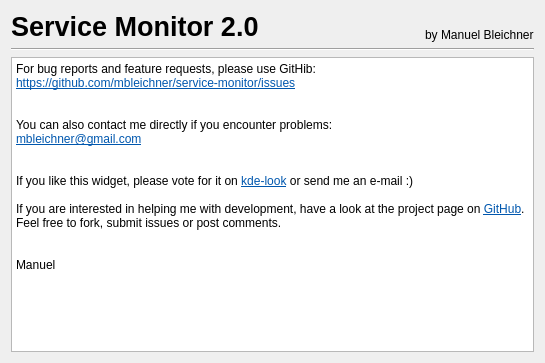
The window that contents/code/dialogs/About.ui (mbleichner/service-monitor) describes before a commit, drawn with Qt 5.
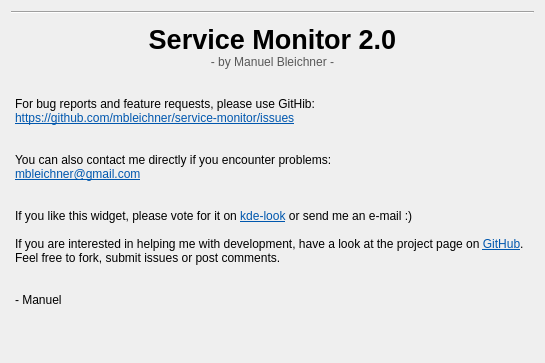
The same window after the commit.

Commit message: copy existing services into custom services list

The edit to the form file:
```diff
--- a/contents/code/dialogs/About.ui
+++ b/contents/code/dialogs/About.ui
@@ -14,47 +14,6 @@
    <string>Dialog</string>
   </property>
   <layout class="QVBoxLayout" name="verticalLayout">
-   <item>
-    <layout class="QHBoxLayout" name="horizontalLayout">
-     <item>
-      <widget class="QLabel" name="label">
-       <property name="font">
-        <font>
-         <pointsize>20</pointsize>
-         <weight>75</weight>
-         <bold>true</bold>
-        </font>
-       </property>
-       <property name="text">
-        <string>Service Monitor 2.0</string>
-       </property>
-      </widget>
-     </item>
-     <item>
-      <spacer name="horizontalSpacer">
-       <property name="orientation">
-        <enum>Qt::Horizontal</enum>
-       </property>
-       <property name="sizeHint" stdset="0">
-        <size>
-         <width>40</width>
-         <height>20</height>
-        </size>
-       </property>
-      </spacer>
-     </item>
-     <item>
-      <widget class="QLabel" name="label_2">
-       <property name="text">
-        <string>by Manuel Bleichner</string>
-       </property>
-       <property name="alignment">
-        <set>Qt::AlignBottom|Qt::AlignLeading|Qt::AlignLeft</set>
-       </property>
-      </widget>
-     </item>
-    </layout>
-   </item>
    <item>
     <widget class="Line" name="line">
      <property name="orientation">
@@ -64,11 +23,24 @@
    </item>
    <item>
     <widget class="QTextBrowser" name="textBrowser">
+     <property name="styleSheet">
+      <string notr="true">background: transparent;</string>
+     </property>
+     <property name="frameShape">
+      <enum>QFrame::NoFrame</enum>
+     </property>
+     <property name="frameShadow">
+      <enum>QFrame::Plain</enum>
+     </property>
      <property name="html">
       <string>&lt;!DOCTYPE HTML PUBLIC &quot;-//W3C//DTD HTML 4.0//EN&quot; &quot;http://www.w3.org/TR/REC-html40/strict.dtd&quot;&gt;
 &lt;html&gt;&lt;head&gt;&lt;meta name=&quot;qrichtext&quot; content=&quot;1&quot; /&gt;&lt;style type=&quot;text/css&quot;&gt;
 p, li { white-space: pre-wrap; }
 &lt;/style&gt;&lt;/head&gt;&lt;body style=&quot; font-family:'DejaVu Sans'; font-size:9pt; font-weight:400; font-style:normal;&quot;&gt;
+&lt;p align=&quot;center&quot; style=&quot; margin-top:0px; margin-bottom:0px; margin-left:0px; margin-right:0px; -qt-block-indent:0; text-indent:0px;&quot;&gt;&lt;span style=&quot; font-size:20pt; font-weight:600;&quot;&gt;Service Monitor 2.0&lt;/span&gt;&lt;/p&gt;
+&lt;p align=&quot;center&quot; style=&quot; margin-top:0px; margin-bottom:0px; margin-left:0px; margin-right:0px; -qt-block-indent:0; text-indent:0px;&quot;&gt;&lt;span style=&quot; color:#585858;&quot;&gt;- by Manuel Bleichner -&lt;/span&gt;&lt;/p&gt;
+&lt;p style=&quot;-qt-paragraph-type:empty; margin-top:0px; margin-bottom:0px; margin-left:0px; margin-right:0px; -qt-block-indent:0; text-indent:0px;&quot;&gt;&lt;/p&gt;
+&lt;p style=&quot;-qt-paragraph-type:empty; margin-top:0px; margin-bottom:0px; margin-left:0px; margin-right:0px; -qt-block-indent:0; text-indent:0px;&quot;&gt;&lt;/p&gt;
 &lt;p style=&quot; margin-top:0px; margin-bottom:0px; margin-left:0px; margin-right:0px; -qt-block-indent:0; text-indent:0px;&quot;&gt;For bug reports and feature requests, please use GitHib:&lt;/p&gt;
 &lt;p style=&quot; margin-top:0px; margin-bottom:0px; margin-left:0px; margin-right:0px; -qt-block-indent:0; text-indent:0px;&quot;&gt;&lt;a href=&quot;https://github.com/mbleichner/service-monitor/issues&quot;&gt;&lt;span style=&quot; text-decoration: underline; color:#0057ae;&quot;&gt;https://github.com/mbleichner/service-monitor/issues&lt;/span&gt;&lt;/a&gt;&lt;br /&gt;&lt;/p&gt;
 &lt;p style=&quot;-qt-paragraph-type:empty; margin-top:0px; margin-bottom:0px; margin-left:0px; margin-right:0px; -qt-block-indent:0; text-indent:0px;&quot;&gt;&lt;/p&gt;
@@ -81,7 +53,7 @@
 &lt;p style=&quot; margin-top:0px; margin-bottom:0px; margin-left:0px; margin-right:0px; -qt-block-indent:0; text-indent:0px;&quot;&gt;If you are interested in helping me with development, have a look at the project page on &lt;a href=&quot;https://github.com/mbleichner/service-monitor&quot;&gt;&lt;span style=&quot; text-decoration: underline; color:#0057ae;&quot;&gt;GitHub&lt;/span&gt;&lt;/a&gt;. Feel free to fork, submit issues or post comments.&lt;/p&gt;
 &lt;p style=&quot;-qt-paragraph-type:empty; margin-top:0px; margin-bottom:0px; margin-left:0px; margin-right:0px; -qt-block-indent:0; text-indent:0px;&quot;&gt;&lt;/p&gt;
 &lt;p style=&quot;-qt-paragraph-type:empty; margin-top:0px; margin-bottom:0px; margin-left:0px; margin-right:0px; -qt-block-indent:0; text-indent:0px;&quot;&gt;&lt;/p&gt;
-&lt;p style=&quot; margin-top:0px; margin-bottom:0px; margin-left:0px; margin-right:0px; -qt-block-indent:0; text-indent:0px;&quot;&gt;Manuel&lt;/p&gt;&lt;/body&gt;&lt;/html&gt;</string>
+&lt;p style=&quot; margin-top:0px; margin-bottom:0px; margin-left:0px; margin-right:0px; -qt-block-indent:0; text-indent:0px;&quot;&gt;- Manuel&lt;/p&gt;&lt;/body&gt;&lt;/html&gt;</string>
      </property>
      <property name="openExternalLinks">
       <bool>true</bool>
```
The commit also changes 16 other files.
